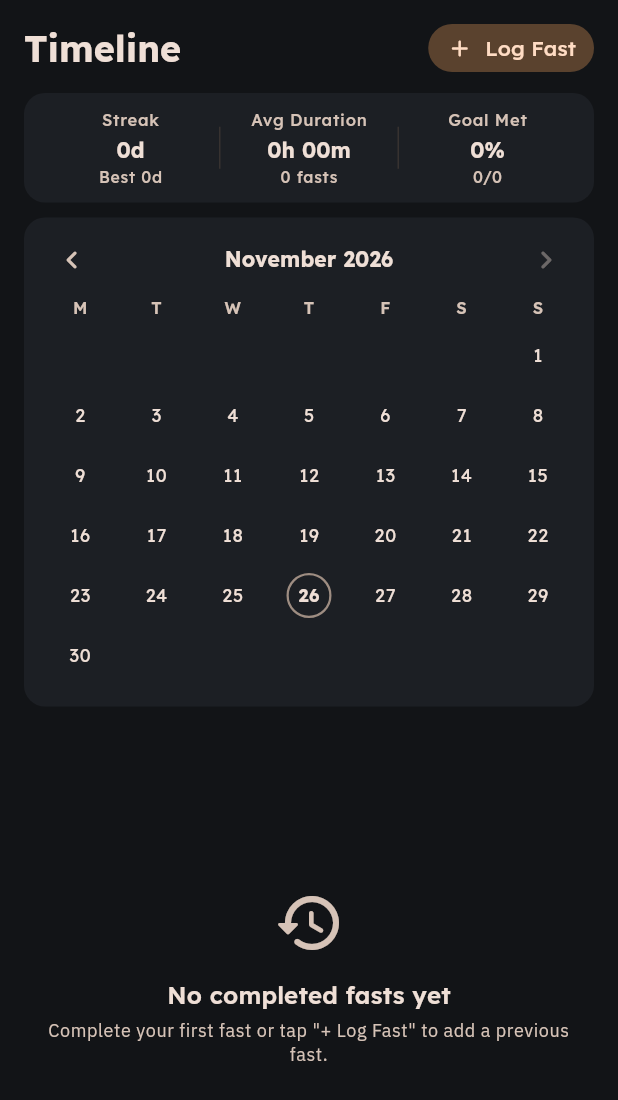
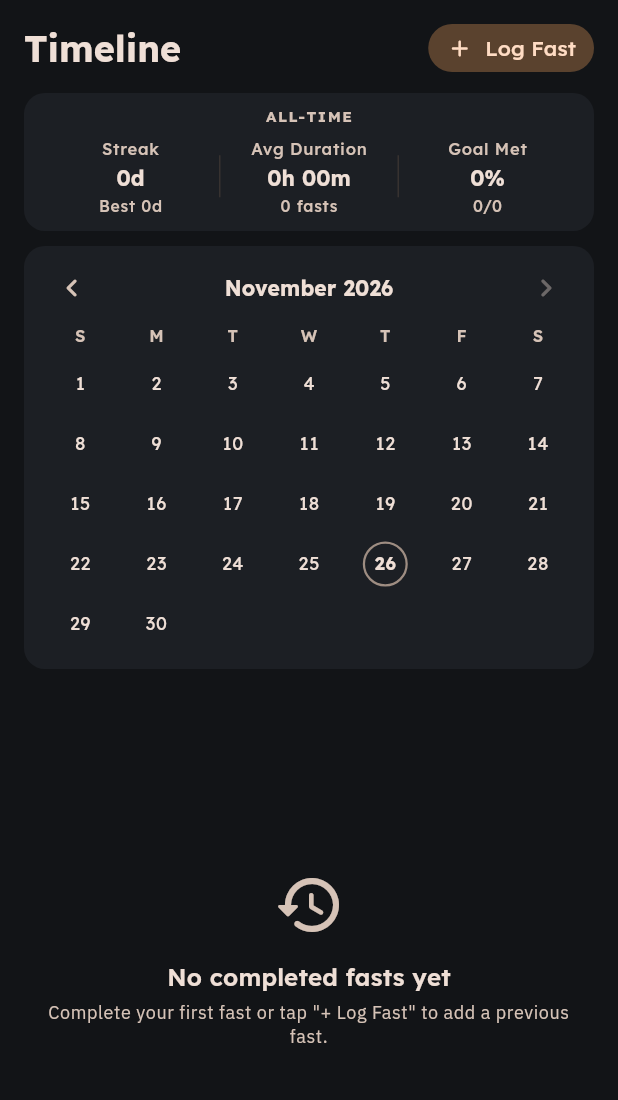
Before and after one commit to john20xdoe/fast-o-clock, a Flutter app: the TimelineScreen screen opened directly, on a phone screen of 412 x 824 dp. Shown: the top 1100 px of the screen. Run offline on Flutter 3.47's test engine with Material 3 defaults, Android fonts, the phone set to English and light mode, and no system bars; drawn by our look-alikes of dynamic_color; our stand-ins replace file_picker, flutter_local_notifications, share_plus, shared_preferences, sqflite, timezone; accounts and stored records are empty.

Commit message:
fix: additional ui tweaks, start at Sunday, show ALL-TIME

```diff
--- a/lib/models/timeline_summary.dart
+++ b/lib/models/timeline_summary.dart
@@ -247,6 +247,11 @@ class TimelineSnapshot {
         }
       }
 
+      final monthKey = (endLocal.year, endLocal.month);
+      if (monthKey != (targetMonth.year, targetMonth.month)) {
+        continue;
+      }
+
       final protocol = FastProtocol.resolve(
         record.protocolId,
         customDurationMin: record.targetDurationMin,
@@ -320,7 +325,6 @@ class TimelineSnapshot {
         semanticLabel: semanticLabel,
       );
 
-      final monthKey = (endLocal.year, endLocal.month);
       final bucketList = monthRecords[monthKey];
       if (bucketList == null) {
         monthOrder.add(monthKey);
--- a/lib/screens/timeline_screen.dart
+++ b/lib/screens/timeline_screen.dart
@@ -126,10 +126,28 @@ class _TimelineScreenState extends State<TimelineScreen> {
       (item) => item is TimelineRecordItem && item.record.id == targetId,
     );
 
+    if (targetIndex == -1) {
+      final controller = context.read<FastingController>();
+      for (final r in controller.history) {
+        if (r.id == targetId && r.endTimeLocal != null) {
+          final targetMonth =
+              DateTime(r.endTimeLocal!.year, r.endTimeLocal!.month, 1);
+          if (targetMonth != snapshot.visibleMonth) {
+            setState(() {
+              _visibleMonth = targetMonth;
+            });
+            return;
+          }
+          break;
+        }
+      }
       _pendingFocusedId = null;
       widget.onFocusedRecordHandled?.call();
+      return;
+    }
 
-    if (targetIndex == -1) return;
+    _pendingFocusedId = null;
+    widget.onFocusedRecordHandled?.call();
 
     _highlightTimer?.cancel();
     setState(() {
@@ -325,6 +343,40 @@ class _TimelineScreenState extends State<TimelineScreen> {
                           ),
                         ),
                       )
+                    else if (snapshot.items.isEmpty)
+                      DecoratedSliver(
+                        decoration: BoxDecoration(
+                          color: theme.brightness == Brightness.dark
+                              ? Colors.black
+                              : null,
+                        ),
+                        sliver: SliverFillRemaining(
+                          hasScrollBody: false,
+                          child: Center(
+                            child: Padding(
+                              padding: const EdgeInsets.all(32),
+                              child: Column(
+                                mainAxisSize: MainAxisSize.min,
+                                children: [
+                                  Icon(
+                                    Icons.event_busy_rounded,
+                                    size: 40,
+                                    color: theme.colorScheme.onSurfaceVariant,
+                                  ),
+                                  const SizedBox(height: 10),
+                                  Text(
+                                    'No fasts in ${snapshot.monthTitle}',
+                                    style:
+                                        theme.textTheme.titleSmall?.copyWith(
+                                      fontWeight: FontWeight.w600,
+                                    ),
+                                  ),
+                                ],
+                              ),
+                            ),
+                          ),
+                        ),
+                      )
                     else
                       DecoratedSliver(
                         decoration: BoxDecoration(
@@ -377,8 +429,20 @@ class _TimelineScreenState extends State<TimelineScreen> {
       margin: EdgeInsets.zero,
       shape: RoundedRectangleBorder(borderRadius: BorderRadius.circular(14)),
       child: Padding(
-        padding: const EdgeInsets.symmetric(horizontal: 12, vertical: 10),
-        child: Row(
+        padding: const EdgeInsets.fromLTRB(12, 8, 12, 10),
+        child: Column(
+          children: [
+            Text(
+              'ALL-TIME',
+              style: theme.textTheme.labelSmall?.copyWith(
+                fontSize: 10,
+                fontWeight: FontWeight.w700,
+                letterSpacing: 1.0,
+                color: theme.colorScheme.onSurfaceVariant,
+              ),
+            ),
+            const SizedBox(height: 6),
+            Row(
               children: [
                 Expanded(
                   child: _buildKpiCell(
@@ -416,6 +480,8 @@ class _TimelineScreenState extends State<TimelineScreen> {
                     sublabel:
                         '${snapshot.goalMetCount}/${snapshot.totalCompletedFasts}',
                   ),
+                ),
+              ],
             ),
           ],
         ),
--- a/lib/widgets/timeline_calendar.dart
+++ b/lib/widgets/timeline_calendar.dart
@@ -24,23 +24,29 @@ class TimelineCalendar extends StatefulWidget {
 
 class _TimelineCalendarState extends State<TimelineCalendar> {
   static const List<String> _weekdays = [
+    'S',
     'M',
     'T',
     'W',
     'T',
     'F',
     'S',
-    'S',
   ];
 
   DateTime? _selectedDate;
+  final Map<DateTime, GlobalKey<TooltipState>> _tooltipKeys = {};
 
   @override
   void didUpdateWidget(covariant TimelineCalendar oldWidget) {
     super.didUpdateWidget(oldWidget);
     if (oldWidget.monthTitle != widget.monthTitle) {
       _selectedDate = null;
+      _tooltipKeys.clear();
     }
+  }
+
+  GlobalKey<TooltipState> _keyFor(DateTime date) {
+    return _tooltipKeys.putIfAbsent(date, () => GlobalKey<TooltipState>());
   }
 
   @override
@@ -48,25 +54,15 @@ class _TimelineCalendarState extends State<TimelineCalendar> {
     final theme = Theme.of(context);
     if (widget.days.isEmpty) return const SizedBox.shrink();
 
-    final leadingEmpty = widget.days.first.date.weekday - 1;
+    final leadingEmpty = widget.days.first.date.weekday % 7;
     final totalCells = leadingEmpty + widget.days.length;
     final rowCount = (totalCells / 7).ceil();
-
-    CalendarDaySummary? selectedDay;
-    if (_selectedDate != null) {
-      for (final d in widget.days) {
-        if (d.date == _selectedDate) {
-          selectedDay = d;
-          break;
-        }
-      }
-    }
 
     return Card(
       margin: EdgeInsets.zero,
       shape: RoundedRectangleBorder(borderRadius: BorderRadius.circular(14)),
       child: Padding(
-        padding: const EdgeInsets.fromLTRB(12, 8, 12, 12),
+        padding: const EdgeInsets.fromLTRB(12, 8, 12, 8),
         child: Column(
           children: [
             Row(
@@ -131,25 +127,6 @@ class _TimelineCalendarState extends State<TimelineCalendar> {
                   }),
                 ),
               ),
-            if (selectedDay != null) ...[
-              const SizedBox(height: 6),
-              Container(
-                padding:
-                    const EdgeInsets.symmetric(horizontal: 12, vertical: 6),
-                decoration: BoxDecoration(
-                  color: theme.colorScheme.surfaceContainerHighest
-                      .withValues(alpha: 0.65),
-                  borderRadius: BorderRadius.circular(20),
-                ),
-                child: Text(
-                  '${selectedDay.dayNumber} · ${selectedDay.tooltipLabel}',
-                  style: theme.textTheme.labelMedium?.copyWith(
-                    fontWeight: FontWeight.w600,
-                    fontFeatures: const [FontFeature.tabularFigures()],
-                  ),
-                ),
-              ),
-            ],
           ],
         ),
       ),
@@ -189,15 +166,24 @@ class _TimelineCalendarState extends State<TimelineCalendar> {
       border = null;
     }
 
+    final tooltipKey = _keyFor(day.date);
+
     return Semantics(
       button: true,
       selected: isSelected,
       label: 'Day ${day.dayNumber}: ${day.tooltipLabel}',
+      child: Tooltip(
+        key: tooltipKey,
+        message: '${day.dayNumber} · ${day.tooltipLabel}',
+        preferBelow: false,
+        verticalOffset: 20,
+        triggerMode: TooltipTriggerMode.manual,
         child: InkWell(
           onTap: () {
             setState(() {
               _selectedDate = isSelected ? null : day.date;
             });
+            tooltipKey.currentState?.ensureTooltipVisible();
           },
           borderRadius: BorderRadius.circular(18),
           child: SizedBox(
@@ -228,6 +214,7 @@ class _TimelineCalendarState extends State<TimelineCalendar> {
             ),
           ),
         ),
+      ),
     );
   }
 }
```
Also changed, not shown: 1 other file. Lines whose indentation alone changed are shown as unchanged.
